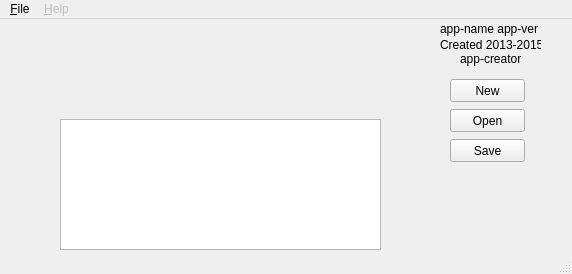
Qt form ui/main.ui (le717/Blocks) before a commit.
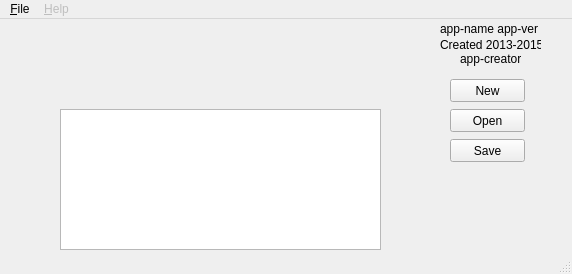
The same form after that commit. Icons and pictures are not drawn.

Diff of the .ui file:
```diff
--- a/ui/main.ui
+++ b/ui/main.ui
@@ -87,9 +87,9 @@
     <property name="geometry">
      <rect>
       <x>60</x>
-      <y>100</y>
+      <y>90</y>
       <width>321</width>
-      <height>131</height>
+      <height>141</height>
      </rect>
     </property>
     <property name="styleSheet">
@@ -160,7 +160,7 @@
     <property name="geometry">
      <rect>
       <x>180</x>
-      <y>70</y>
+      <y>60</y>
       <width>71</width>
       <height>16</height>
      </rect>
```
Left out of the diff: 3 changed lines with no effect on the pictures.
